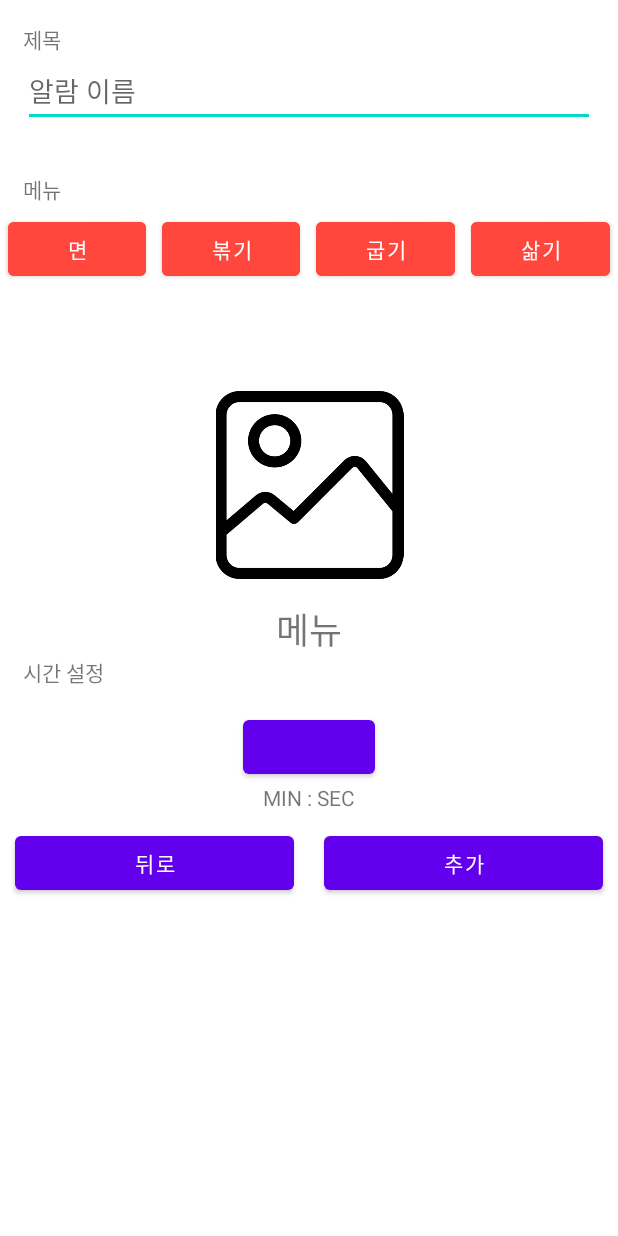
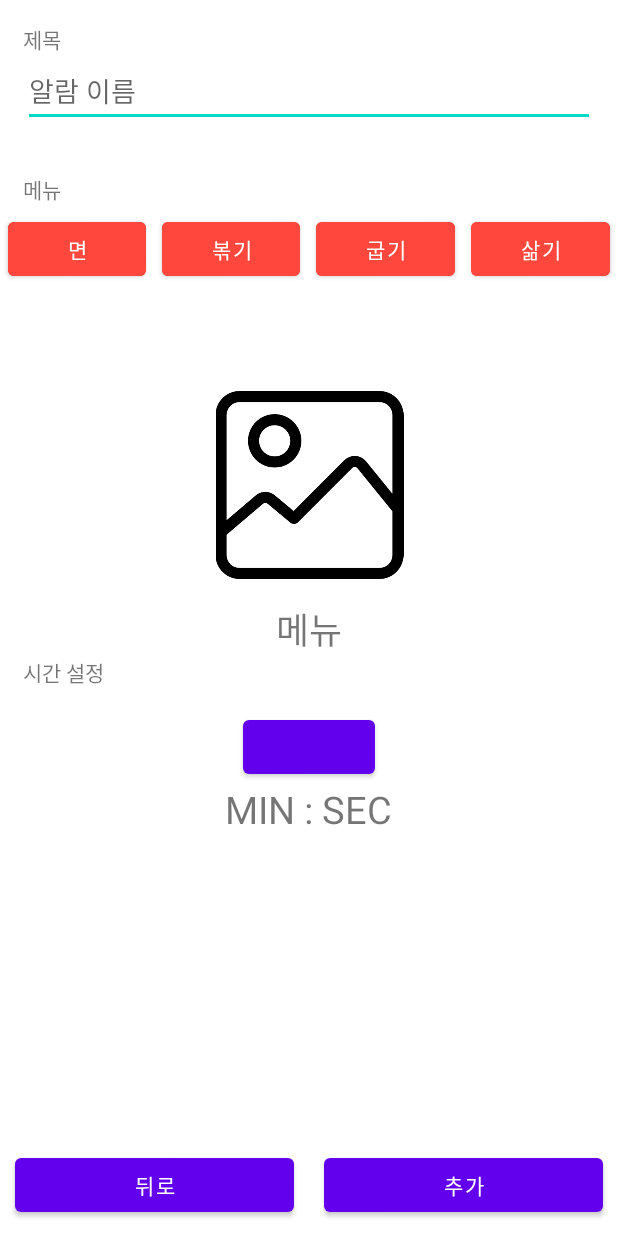
Before and after one commit to sgtlee99/GoldenTimer, an Android app: the CustomActivity screen opened directly, with no data from a screen before it, on a phone screen of 412 x 824 dp. Run offline under Robolectric (Android 15) with nearby library versions, the phone set to English and light mode, and no system bars; our stand-ins replace Room's generated code; libraries missing offline, so code that uses them is left out: com.xwray.groupie; 2 statements that could not run were skipped.

Commit message:
matster branch로 merge 레이아웃 일부 수정

```diff
--- a/app/src/main/res/layout/activity_custom.xml
+++ b/app/src/main/res/layout/activity_custom.xml
@@ -156,6 +156,7 @@
 			android:layout_width="wrap_content"
 			android:layout_height="wrap_content"
 			android:text="MIN"
+			android:textSize="25sp"
 			android:layout_gravity="center"
 			android:id="@+id/time_set_min"
 			/>
@@ -164,6 +165,8 @@
 			android:layout_width="wrap_content"
 			android:layout_height="wrap_content"
 			android:text=" : "
+			android:textSize="25sp"
+
 			android:layout_gravity="center"
 			/>
 
@@ -171,11 +174,17 @@
 			android:layout_width="wrap_content"
 			android:layout_height="wrap_content"
 			android:text="SEC"
+			android:textSize="25sp"
+
 			android:id="@+id/time_set_sec"
 			/>
 	</LinearLayout>
 
-
+	<LinearLayout
+		android:layout_width="match_parent"
+		android:layout_height="0dp"
+		android:layout_weight="1">
+	</LinearLayout>
 	<LinearLayout
 		android:layout_width="match_parent"
 		android:layout_height="wrap_content"
--- a/app/src/main/res/layout/activity_timer.xml
+++ b/app/src/main/res/layout/activity_timer.xml
@@ -58,6 +58,7 @@
         android:id="@+id/timer_count_sec"
         />
     </LinearLayout>
+
     <LinearLayout
         android:layout_width="match_parent"
         android:layout_height="wrap_content"
```
